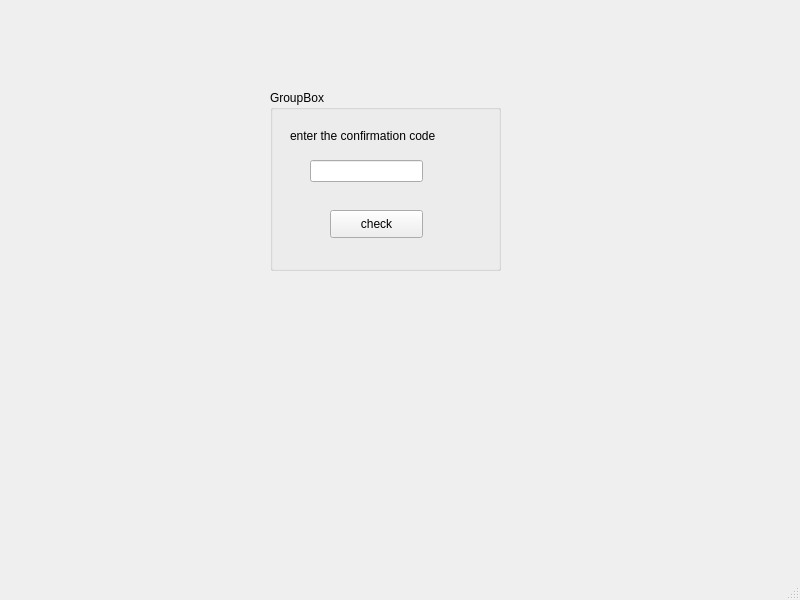
The window that page3.ui (ehsansh1/messenger) describes before a commit, drawn with Qt 5.
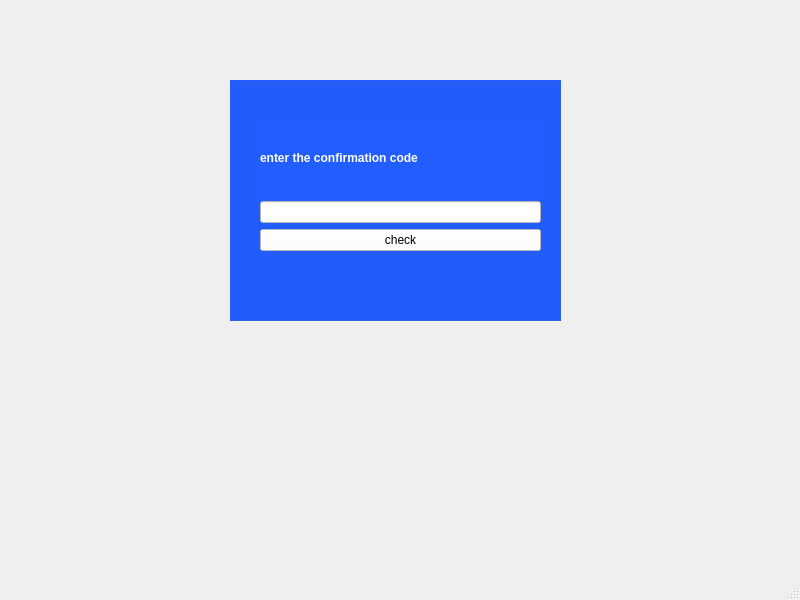
The same window after the commit.

The edit to the form file:
```diff
--- a/page3.ui
+++ b/page3.ui
@@ -17,50 +17,63 @@
    <widget class="QGroupBox" name="groupBox">
     <property name="geometry">
      <rect>
-      <x>270</x>
-      <y>90</y>
-      <width>231</width>
-      <height>181</height>
+      <x>230</x>
+      <y>80</y>
+      <width>331</width>
+      <height>241</height>
      </rect>
     </property>
+    <property name="styleSheet">
+     <string notr="true">background-color: rgb(34, 93, 255);</string>
+    </property>
     <property name="title">
-     <string>GroupBox</string>
+     <string/>
     </property>
+    <widget class="QWidget" name="">
+     <property name="geometry">
+      <rect>
+       <x>30</x>
+       <y>40</y>
+       <width>281</width>
+       <height>131</height>
+      </rect>
+     </property>
+     <layout class="QVBoxLayout" name="verticalLayout">
+      <item>
     <widget class="QLabel" name="label_confirmation">
-     <property name="geometry">
-      <rect>
-       <x>20</x>
-       <y>30</y>
-       <width>171</width>
-       <height>31</height>
-      </rect>
+        <property name="font">
+         <font>
+          <pointsize>9</pointsize>
+          <weight>75</weight>
+          <bold>true</bold>
+         </font>
+        </property>
+        <property name="styleSheet">
+         <string notr="true">color: rgb(255, 255, 255);</string>
      </property>
      <property name="text">
       <string>enter the confirmation code</string>
      </property>
     </widget>
+      </item>
+      <item>
     <widget class="QLineEdit" name="lineEdit_confirmation">
-     <property name="geometry">
-      <rect>
-       <x>40</x>
-       <y>70</y>
-       <width>113</width>
-       <height>22</height>
-      </rect>
-     </property>
-    </widget>
+        <property name="styleSheet">
+         <string notr="true">background-color: rgb(255, 255, 255);</string>
+        </property>
+       </widget>
+      </item>
+      <item>
     <widget class="QPushButton" name="pushButton_checkcinfirmation">
-     <property name="geometry">
-      <rect>
-       <x>60</x>
-       <y>120</y>
-       <width>93</width>
-       <height>28</height>
-      </rect>
+        <property name="styleSheet">
+         <string notr="true">background-color: rgb(255, 255, 255);</string>
      </property>
      <property name="text">
       <string>check</string>
      </property>
+       </widget>
+      </item>
+     </layout>
     </widget>
    </widget>
   </widget>
```
Left out of the diff: 2 changed lines with no effect on the pictures. Lines whose indentation alone changed are shown as unchanged.
